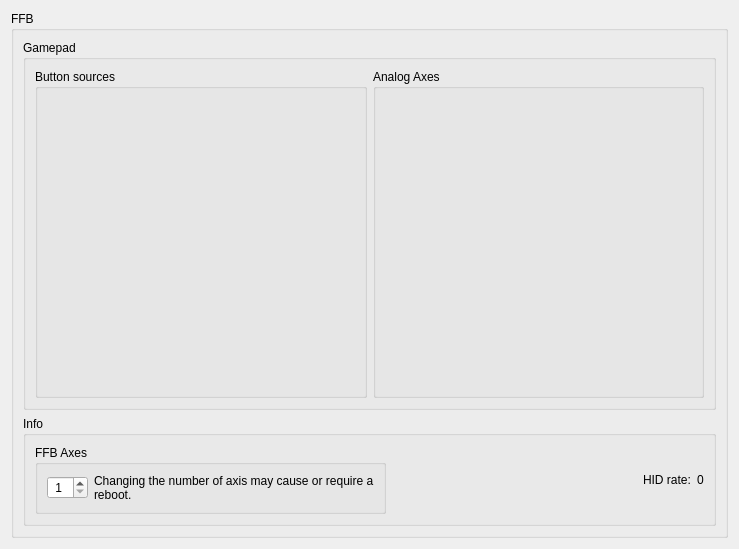
Above: res/ffbclass.ui from Ultrawipf/OpenFFBoard-configurator before the change. Below: the same form after it.
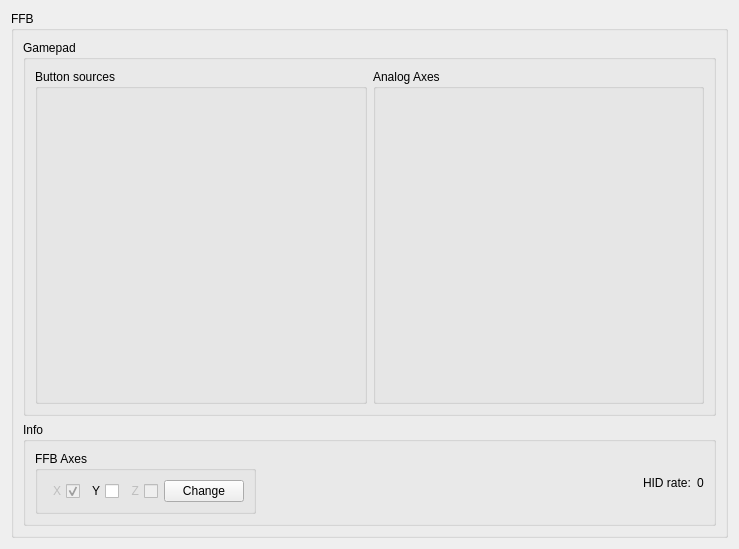
That is the form after the change.

Commit message: Changed FFB Axes selection to checkboxes & confirm button

Patch:
```diff
--- a/res/ffbclass.ui
+++ b/res/ffbclass.ui
@@ -45,28 +45,57 @@
            </property>
            <layout class="QHBoxLayout" name="horizontalLayout_2">
             <item>
-             <widget class="QSpinBox" name="spinBox_ffbAxes">
-              <property name="suffix">
-               <string> </string>
+             <widget class="QCheckBox" name="checkBox_axisX">
+              <property name="enabled">
+               <bool>false</bool>
               </property>
-              <property name="prefix">
-               <string> </string>
+              <property name="toolTip">
+               <string>X axis always enabled</string>
               </property>
-              <property name="minimum">
-               <number>1</number>
+              <property name="layoutDirection">
+               <enum>Qt::RightToLeft</enum>
               </property>
-              <property name="maximum">
-               <number>2</number>
+              <property name="text">
+               <string>X</string>
               </property>
+              <property name="checkable">
+               <bool>true</bool>
+              </property>
+              <property name="checked">
+               <bool>true</bool>
+              </property>
              </widget>
             </item>
             <item>
-             <widget class="QLabel" name="label_2">
+             <widget class="QCheckBox" name="checkBox_axisY">
+              <property name="layoutDirection">
+               <enum>Qt::RightToLeft</enum>
+              </property>
               <property name="text">
-               <string>Changing the number of axis may cause or require a reboot.</string>
+               <string>Y</string>
               </property>
-              <property name="wordWrap">
-               <bool>true</bool>
+             </widget>
+            </item>
+            <item>
+             <widget class="QCheckBox" name="checkBox_axisZ">
+              <property name="enabled">
+               <bool>false</bool>
+              </property>
+              <property name="toolTip">
+               <string>Z Axis not yet implemented</string>
+              </property>
+              <property name="layoutDirection">
+               <enum>Qt::RightToLeft</enum>
+              </property>
+              <property name="text">
+               <string>Z</string>
+              </property>
+             </widget>
+            </item>
+            <item>
+             <widget class="QPushButton" name="pushButton_changeAxes">
+              <property name="text">
+               <string>Change</string>
               </property>
              </widget>
             </item>
```
The commit also changes 1 other file.
